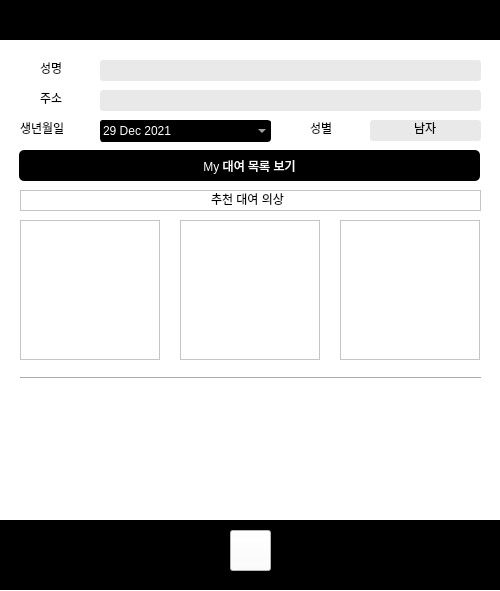
Above: 웰시코기(23-1)_입어바라/ui/user.ui from wooooooooooooooosung/SSU before the change. Below: the same form after it.
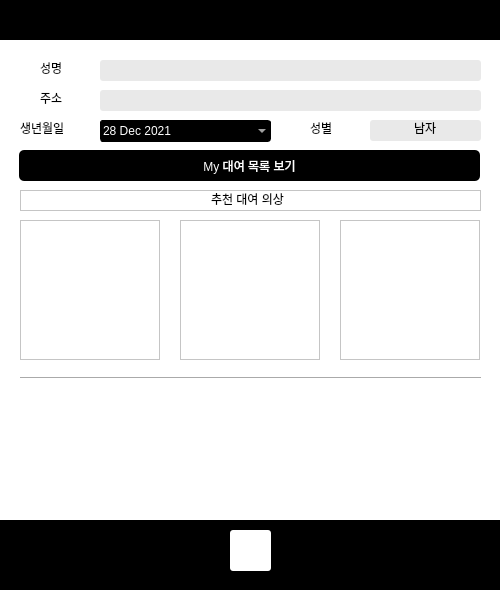
That is the form after the change. Icons and pictures are not drawn.

Patch:
```diff
--- a/웰시코기(23-1)_입어바라/ui/user.ui
+++ b/웰시코기(23-1)_입어바라/ui/user.ui
@@ -162,12 +162,12 @@
     </property>
     <property name="dateTime">
      <datetime>
-      <hour>6</hour>
+      <hour>21</hour>
       <minute>0</minute>
       <second>0</second>
       <year>2021</year>
       <month>12</month>
-      <day>29</day>
+      <day>28</day>
      </datetime>
     </property>
     <property name="calendarPopup">
@@ -281,6 +281,13 @@
       <height>41</height>
      </rect>
     </property>
+    <property name="styleSheet">
+     <string notr="true">QPushButton{
+	color: white;
+	background-color: rgb(255, 255, 255);
+	border-radius: 3px;
+}</string>
+    </property>
     <property name="text">
      <string/>
     </property>
```
